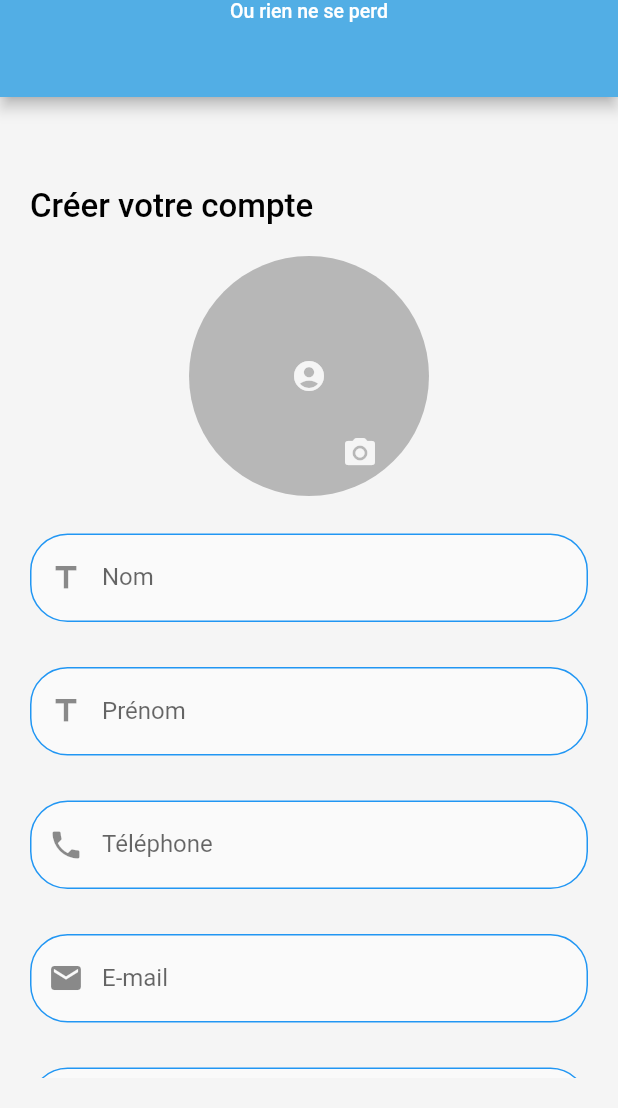
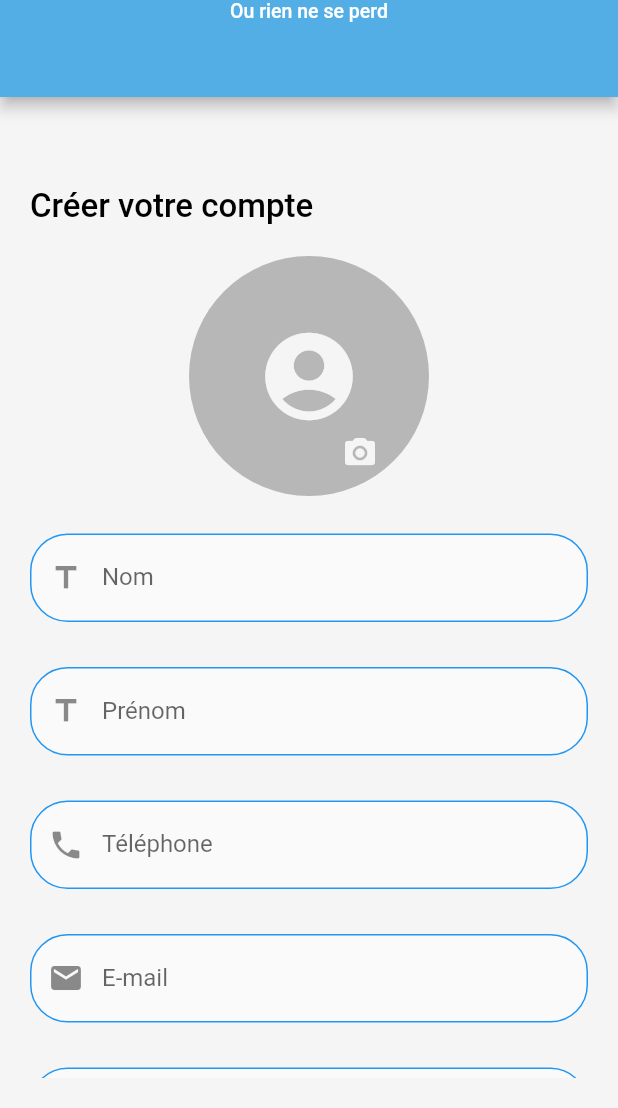
Before and after one commit to inesachour/lostandfound_front, a Flutter app: the screen it shows after launch, on a phone screen of 412 x 824 dp, the part 128-1236 px from its top. Run offline on Flutter 3.47's test engine with Material 2 defaults, Android fonts, the phone set to English and light mode, and no system bars; our stand-ins replace flutter_map, image_picker, latlong2; missing offline and left inert: geocode.

Commit message:
ui retouche

```diff
--- a/lib/screens/register.dart
+++ b/lib/screens/register.dart
@@ -25,10 +25,24 @@ class _RegisterState extends State<Register> {
   TextEditingController _passwordController = TextEditingController();
   TextEditingController _confirmPasswordController = TextEditingController();
 
-  //obligation validator
+  //show password control
+  bool eyeForPassword = true;
+  bool eyeForConfirmPassword = true;
+
+  // validators
   var validator = (value) {
     if (value == null || value.isEmpty) {
-      return 'Champ obligatoire';
+      return 'Veuillez remplir ce champ';
+    }
+    return null;
+  };
+
+  var passwordValidator = (value) {
+    if (value == null || value.isEmpty) {
+      return 'Resaisir le mot de passe';
+    }
+    if(value.toString().length < 6 ){
+      return 'longeur minimal de 6 caractères';
     }
     return null;
   };
@@ -126,6 +140,7 @@ class _RegisterState extends State<Register> {
                           radius: 80,
                           child: _photos.length == 0
                               ? Icon(Icons.account_circle_rounded,
+                                  size: 70,
                                   color: primaryBackground)
                               : Stack(
                                   children: [
@@ -188,7 +203,7 @@ class _RegisterState extends State<Register> {
                     ),
                     RegisterInputField(
                       decoration:
-                          buildInputDecoration(Icons.title, "Nom", "Nom"),
+                          buildInputDecoration(Icons.title, "Nom", "Nom", null),
                       keyboardType: TextInputType.text,
                       obscureText: false,
                       controller: _nameController,
@@ -200,7 +215,7 @@ class _RegisterState extends State<Register> {
                     ),
                     RegisterInputField(
                       decoration:
-                          buildInputDecoration(Icons.title, "Prénom", "Prénom"),
+                          buildInputDecoration(Icons.title, "Prénom", "Prénom", null),
                       keyboardType: TextInputType.text,
                       obscureText: false,
                       controller: _lastNameController,
@@ -212,7 +227,7 @@ class _RegisterState extends State<Register> {
                     ),
                     RegisterInputField(
                       decoration: buildInputDecoration(
-                          Icons.phone, "Téléphone", "Téléphone"),
+                          Icons.phone, "Téléphone", "Téléphone", null),
                       keyboardType: TextInputType.phone,
                       obscureText: false,
                       controller: _phoneController,
@@ -224,7 +239,7 @@ class _RegisterState extends State<Register> {
                     ),
                     RegisterInputField(
                       decoration:
-                          buildInputDecoration(Icons.email, "E-mail", "E-mail"),
+                          buildInputDecoration(Icons.email, "E-mail", "E-mail", null),
                       keyboardType: TextInputType.emailAddress,
                       obscureText: false,
                       controller: _emailController,
@@ -236,11 +251,13 @@ class _RegisterState extends State<Register> {
                     ),
                     RegisterInputField(
                       decoration: buildInputDecoration(
-                          Icons.password, "Mot de passe", "Mot de passe"),
+                          Icons.password, "Mot de passe", "Mot de passe", IconButton(onPressed: (){  setState(() {
+                        eyeForPassword = !eyeForPassword;
+                          });}, icon: Icon(Icons.remove_red_eye))),
                       keyboardType: TextInputType.text,
-                      obscureText: true,
+                      obscureText: eyeForPassword,
                       controller: _passwordController,
-                      validator: validator,
+                      validator: passwordValidator,
                       maxLines: 1,
                     ),
                     SizedBox(
@@ -248,9 +265,11 @@ class _RegisterState extends State<Register> {
                     ),
                     RegisterInputField(
                       decoration: buildInputDecoration(Icons.password,
-                          "Confirmer le mot de passe", "Mot de passe"),
+                          "Confirmer le mot de passe", "Mot de passe", IconButton(onPressed: (){ setState(() {
+                            eyeForConfirmPassword = !eyeForConfirmPassword;
+                          });}, icon: Icon(Icons.remove_red_eye))),
                       keyboardType: TextInputType.text,
-                      obscureText: true,
+                      obscureText: eyeForConfirmPassword,
                       controller: _confirmPasswordController,
                       validator: (value) {
                         if (value == null || value.isEmpty) {
@@ -258,7 +277,7 @@ class _RegisterState extends State<Register> {
                         }
                         if (_passwordController.text !=
                             _confirmPasswordController.text) {
-                          return "Password does not match";
+                          return "Mots de passe non identiques";
                         }
                         return null;
                       },
--- a/lib/widgets/form_widgets.dart
+++ b/lib/widgets/form_widgets.dart
@@ -60,13 +60,14 @@ Widget RegisterInputField(
 }
 
 //decoration
-InputDecoration buildInputDecoration(IconData icons, String hinttext, String label) {
+InputDecoration buildInputDecoration(IconData icons, String hinttext, String label, Widget? widget) {
   return InputDecoration(
     fillColor: Color(0xfffafafa),
     filled: true,
     label: Text(label),
     hintText: hinttext,
     prefixIcon: Icon(icons),
+    suffixIcon: widget,
     focusedBorder: OutlineInputBorder(
       borderRadius: BorderRadius.circular(25.0),
       borderSide: BorderSide(color: Colors.blue, width: 1.5),
```
